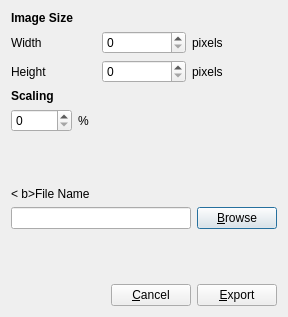
Qt form gui/ui/exportBitmapWidget.ui (haskelladdict/sconcho) before a commit.
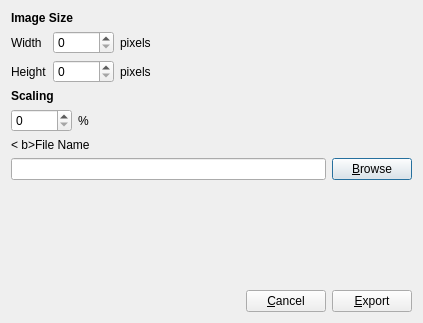
The same form after that commit.

```diff
--- a/gui/ui/exportBitmapWidget.ui
+++ b/gui/ui/exportBitmapWidget.ui
@@ -6,8 +6,8 @@
    <rect>
     <x>0</x>
     <y>0</y>
-    <width>288</width>
-    <height>317</height>
+    <width>423</width>
+    <height>323</height>
    </rect>
   </property>
   <property name="windowTitle">
@@ -25,7 +25,7 @@
      </item>
      <item>
       <layout class="QGridLayout" name="gridLayout">
-       <item row="0" column="0">
+       <item row="1" column="0">
         <widget class="QLabel" name="label">
          <property name="text">
           <string>Width</string>
@@ -35,14 +35,14 @@
          </property>
         </widget>
        </item>
-       <item row="0" column="1">
+       <item row="1" column="1">
         <widget class="QSpinBox" name="widthSpinner">
          <property name="maximum">
           <number>10000</number>
          </property>
         </widget>
        </item>
-       <item row="1" column="0">
+       <item row="4" column="0">
         <widget class="QLabel" name="label_2">
          <property name="text">
           <string>Height</string>
@@ -52,27 +52,53 @@
          </property>
         </widget>
        </item>
-       <item row="1" column="1">
+       <item row="4" column="1">
         <widget class="QSpinBox" name="heightSpinner">
          <property name="maximum">
           <number>10000</number>
          </property>
         </widget>
        </item>
-       <item row="1" column="2">
+       <item row="4" column="2">
         <widget class="QLabel" name="label_4">
          <property name="text">
           <string>pixels</string>
          </property>
         </widget>
        </item>
-       <item row="0" column="2">
+       <item row="1" column="2">
         <widget class="QLabel" name="label_6">
          <property name="text">
           <string>pixels</string>
          </property>
         </widget>
        </item>
+       <item row="1" column="3">
+        <spacer name="horizontalSpacer_3">
+         <property name="orientation">
+          <enum>Qt::Horizontal</enum>
+         </property>
+         <property name="sizeHint" stdset="0">
+          <size>
+           <width>40</width>
+           <height>20</height>
+          </size>
+         </property>
+        </spacer>
+       </item>
+       <item row="4" column="3">
+        <spacer name="horizontalSpacer_4">
+         <property name="orientation">
+          <enum>Qt::Horizontal</enum>
+         </property>
+         <property name="sizeHint" stdset="0">
+          <size>
+           <width>40</width>
+           <height>20</height>
+          </size>
+         </property>
+        </spacer>
+       </item>
       </layout>
      </item>
     </layout>
@@ -126,19 +152,6 @@
      </item>
     </layout>
    </item>
-   <item>
-    <spacer name="verticalSpacer_2">
-     <property name="orientation">
-      <enum>Qt::Vertical</enum>
-     </property>
-     <property name="sizeHint" stdset="0">
-      <size>
-       <width>20</width>
-       <height>20</height>
-      </size>
-     </property>
-    </spacer>
-   </item>
    <item>
     <layout class="QVBoxLayout" name="verticalLayout_3">
      <item>
```
